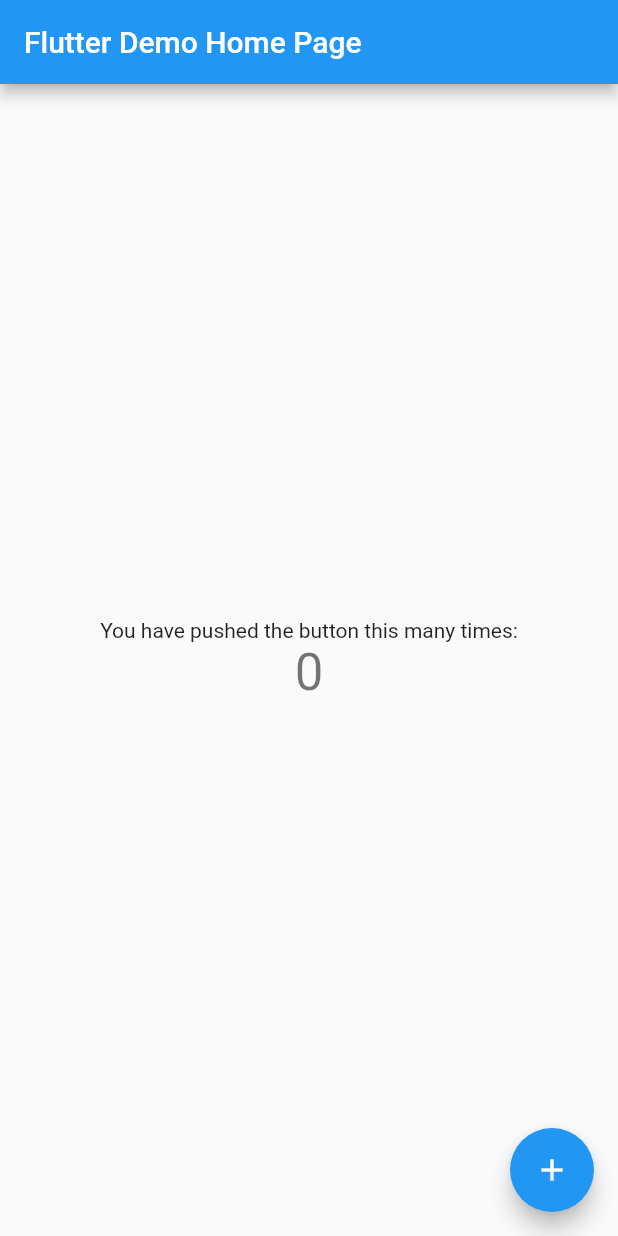
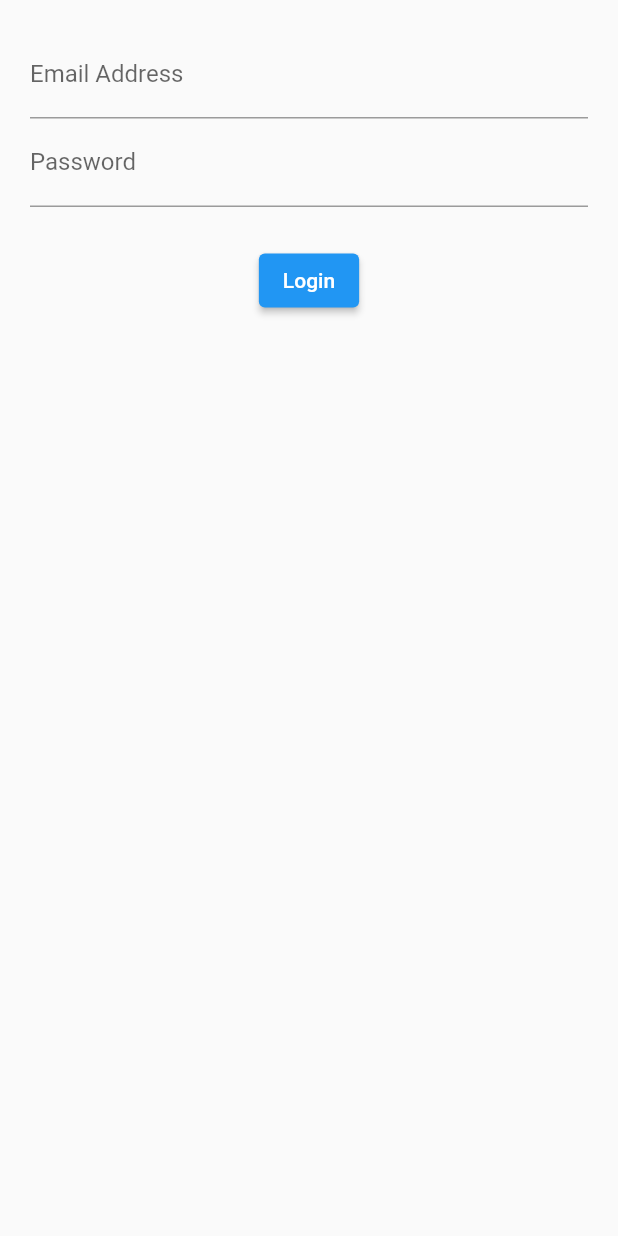
Before and after one commit to rockzsuraj/login_bloc, a Flutter app: the screen it shows after launch, on a phone screen of 412 x 824 dp. Run offline on Flutter 3.47's test engine with Material 2 defaults, Android fonts, the phone set to English and light mode, and no system bars.

Commit message:
single global instance

```diff
--- a/lib/main.dart
+++ b/lib/main.dart
@@ -1,115 +1,6 @@
 import 'package:flutter/material.dart';
+import 'package:login_bloc/src/app.dart';
 
 void main() {
-  runApp(const MyApp());
+  runApp(App());
 }
-
-class MyApp extends StatelessWidget {
-  const MyApp({Key? key}) : super(key: key);
-
-  // This widget is the root of your application.
-  @override
-  Widget build(BuildContext context) {
-    return MaterialApp(
-      title: 'Flutter Demo',
-      theme: ThemeData(
-        // This is the theme of your application.
-        //
-        // Try running your application with "flutter run". You'll see the
-        // application has a blue toolbar. Then, without quitting the app, try
-        // changing the primarySwatch below to Colors.green and then invoke
-        // "hot reload" (press "r" in the console where you ran "flutter run",
-        // or simply save your changes to "hot reload" in a Flutter IDE).
-        // Notice that the counter didn't reset back to zero; the application
-        // is not restarted.
-        primarySwatch: Colors.blue,
-      ),
-      home: const MyHomePage(title: 'Flutter Demo Home Page'),
-    );
-  }
-}
-
-class MyHomePage extends StatefulWidget {
-  const MyHomePage({Key? key, required this.title}) : super(key: key);
-
-  // This widget is the home page of your application. It is stateful, meaning
-  // that it has a State object (defined below) that contains fields that affect
-  // how it looks.
-
-  // This class is the configuration for the state. It holds the values (in this
-  // case the title) provided by the parent (in this case the App widget) and
-  // used by the build method of the State. Fields in a Widget subclass are
-  // always marked "final".
-
-  final String title;
-
-  @override
-  State<MyHomePage> createState() => _MyHomePageState();
-}
-
-class _MyHomePageState extends State<MyHomePage> {
-  int _counter = 0;
-
-  void _incrementCounter() {
-    setState(() {
-      // This call to setState tells the Flutter framework that something has
-      // changed in this State, which causes it to rerun the build method below
-      // so that the display can reflect the updated values. If we changed
-      // _counter without calling setState(), then the build method would not be
-      // called again, and so nothing would appear to happen.
-      _counter++;
-    });
-  }
-
-  @override
-  Widget build(BuildContext context) {
-    // This method is rerun every time setState is called, for instance as done
-    // by the _incrementCounter method above.
-    //
-    // The Flutter framework has been optimized to make rerunning build methods
-    // fast, so that you can just rebuild anything that needs updating rather
-    // than having to individually change instances of widgets.
-    return Scaffold(
-      appBar: AppBar(
-        // Here we take the value from the MyHomePage object that was created by
-        // the App.build method, and use it to set our appbar title.
-        title: Text(widget.title),
-      ),
-      body: Center(
-        // Center is a layout widget. It takes a single child and positions it
-        // in the middle of the parent.
-        child: Column(
-          // Column is also a layout widget. It takes a list of children and
-          // arranges them vertically. By default, it sizes itself to fit its
-          // children horizontally, and tries to be as tall as its parent.
-          //
-          // Invoke "debug painting" (press "p" in the console, choose the
-          // "Toggle Debug Paint" action from the Flutter Inspector in Android
-          // Studio, or the "Toggle Debug Paint" command in Visual Studio Code)
-          // to see the wireframe for each widget.
-          //
-          // Column has various properties to control how it sizes itself and
-          // how it positions its children. Here we use mainAxisAlignment to
-          // center the children vertically; the main axis here is the vertical
-          // axis because Columns are vertical (the cross axis would be
-          // horizontal).
-          mainAxisAlignment: MainAxisAlignment.center,
-          children: <Widget>[
-            const Text(
-              'You have pushed the button this many times:',
-            ),
-            Text(
-              '$_counter',
-              style: Theme.of(context).textTheme.headline4,
-            ),
-          ],
-        ),
-      ),
-      floatingActionButton: FloatingActionButton(
-        onPressed: _incrementCounter,
-        tooltip: 'Increment',
-        child: const Icon(Icons.add),
-      ), // This trailing comma makes auto-formatting nicer for build methods.
-    );
-  }
-}
--- /dev/null
+++ b/lib/src/app.dart
@@ -0,0 +1,13 @@
+import 'package:flutter/material.dart';
+import 'screens/login_screen.dart';
+
+class App extends StatelessWidget {
+  build(context) {
+    return MaterialApp(
+      title: 'Log Me In!',
+      home: Scaffold(
+        body: LoginScreen(),
+      ),
+    );
+  }
+}
--- /dev/null
+++ b/lib/src/blocs/bloc.dart
@@ -0,0 +1,23 @@
+import 'dart:async';
+import 'validator.dart';
+
+class Bloc extends Object with Validators {
+  final _email = StreamController<String>();
+  final _password = StreamController<String>();
+
+  //Add data to stream
+  Stream<String> get email => _email.stream.transform(validateEmail);
+  Stream<String> get password => _password.stream.transform(validatePassword);
+
+  //Change data
+  Function(String) get changeEmail => _email.sink.add;
+  Function(String) get changePassword => _password.sink.add;
+
+//close sink after work is done
+  dispose() {
+    _email.close();
+    _password.close();
+  }
+}
+
+final bloc = new Bloc();
--- /dev/null
+++ b/lib/src/blocs/validator.dart
@@ -0,0 +1,22 @@
+import 'dart:async';
+
+class Validators {
+  final validateEmail = StreamTransformer<String, String>.fromHandlers(
+    handleData: (email, sink) {
+      if (email.contains('@')) {
+        sink.add(email);
+      } else {
+        sink.addError('Enter a valid email');
+      }
+    },
+  );
+
+  final validatePassword = StreamTransformer<String, String>.fromHandlers(
+      handleData: (password, sink) {
+    if (password.length > 3) {
+      sink.add(password);
+    } else {
+      sink.addError('Password must be at least 4 characters');
+    }
+  });
+}
--- /dev/null
+++ b/lib/src/screens/login_screen.dart
@@ -0,0 +1,66 @@
+// ignore_for_file: prefer_const_constructors
+
+import 'package:flutter/material.dart';
+import '../blocs/bloc.dart';
+
+class LoginScreen extends StatelessWidget {
+  Widget build(context) {
+    return Container(
+      margin: EdgeInsets.all(20.0),
+      child: Column(
+        children: [
+          emailField(),
+          passwordField(),
+          Container(margin: EdgeInsets.only(top: 25.0)),
+          submitButton(),
+        ],
+      ),
+    );
+  }
+
+  Widget emailField() {
+    return StreamBuilder(
+      stream: bloc.email,
+      builder: ((context, snapshot) {
+        return TextField(
+          keyboardType: TextInputType.emailAddress,
+          decoration: InputDecoration(
+            hintText: 'you@example.com',
+            labelText: 'Email Address',
+            errorText: snapshot.hasError ? '${snapshot.error}' : null,
+          ),
+          onChanged: bloc.changeEmail,
+        );
+      }),
+    );
+  }
+
+  Widget passwordField() {
+    return StreamBuilder(
+      stream: bloc.password,
+      builder: (context, snapshot) {
+        return TextField(
+          obscureText: false,
+          decoration: InputDecoration(
+            hintText: 'Password',
+            labelText: 'Password',
+            errorText: snapshot.hasError ? '${snapshot.error}' : null,
+          ),
+          onChanged: bloc.changePassword,
+        );
+      },
+    );
+  }
+
+  Widget submitButton() {
+    return ElevatedButton(
+      child: Text('Login'),
+      style: ElevatedButton.styleFrom(
+        primary: Colors.blue,
+        onPrimary: Colors.white,
+        onSurface: Colors.red,
+      ),
+      onPressed: () {},
+    );
+  }
+}
```
